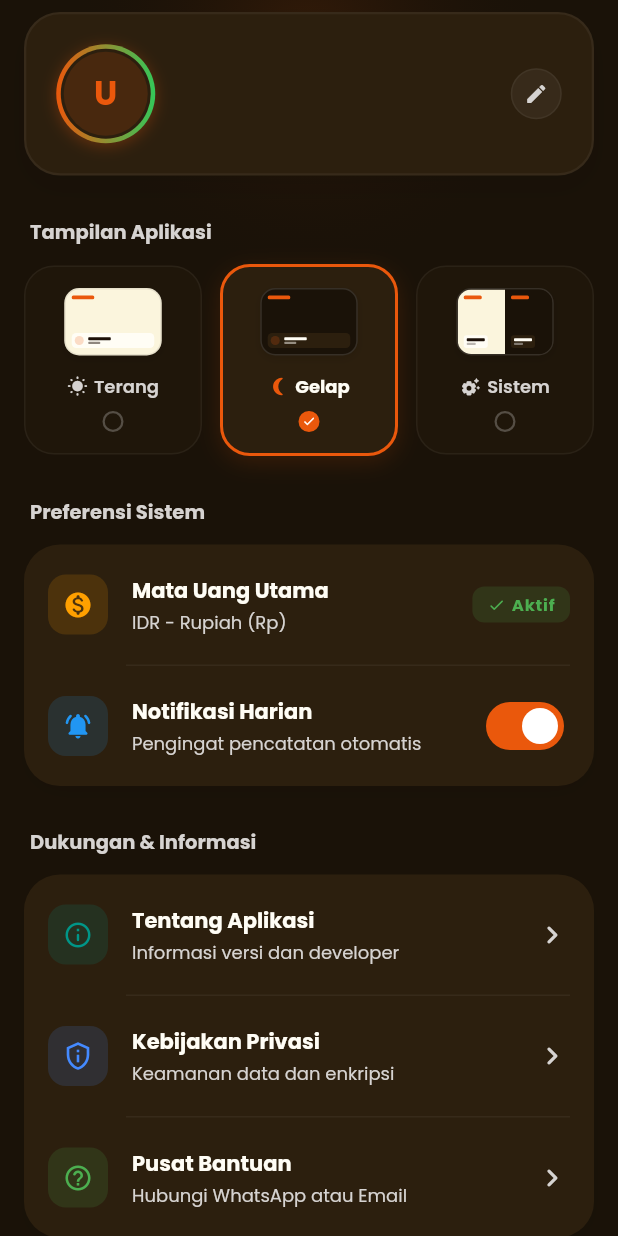
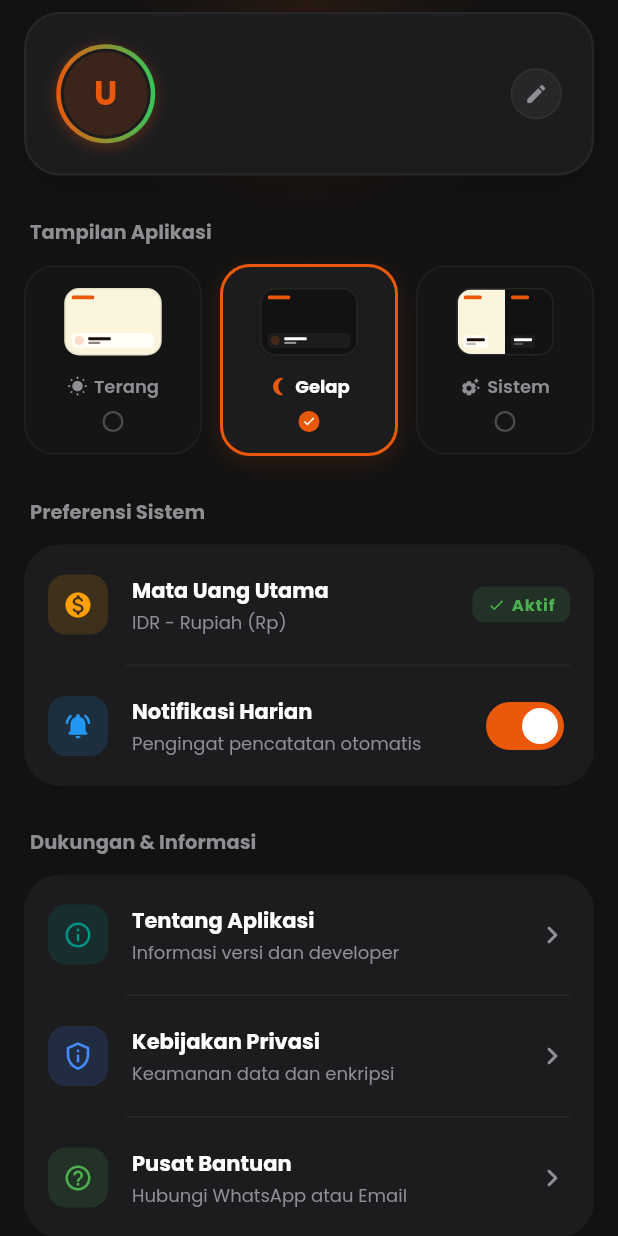
Before and after one commit to Umam07/Uangku, a Flutter app: the SettingsScreen screen opened directly, after a tap on "Terang", after a tap on "Gelap", on a phone screen of 412 x 824 dp. Run offline on Flutter 3.47's test engine with Material 3 defaults, Android fonts, the phone set to English and light mode, and no system bars; our stand-ins replace fl_chart, google_fonts, image_picker, permission_handler, shared_preferences; missing offline and left inert: google_mlkit_text_recognition; accounts and stored records are empty.

Commit message:
style: update dark mode color scheme to comfortable iOS charcoal palette

```diff
--- a/lib/screens/login_screen.dart
+++ b/lib/screens/login_screen.dart
@@ -136,7 +136,7 @@ class _LoginScreenState extends State<LoginScreen> with SingleTickerProviderStat
                 colors: isDark
                     ? [
                         AppColors.backgroundDark,
-                        const Color(0xFF2E1A05),
+                        const Color(0xFF1E1E1E),
                       ]
                     : [
                         AppColors.background,
--- a/lib/screens/welcome_screen.dart
+++ b/lib/screens/welcome_screen.dart
@@ -375,7 +375,7 @@ class WelcomeScreen extends StatelessWidget {
                 colors: isDark
                     ? [
                         AppColors.backgroundDark,
-                        const Color(0xFF2E1A05),
+                        const Color(0xFF1E1E1E),
                       ]
                     : [
                         AppColors.background,
--- a/lib/theme/app_colors.dart
+++ b/lib/theme/app_colors.dart
@@ -18,10 +18,10 @@ class AppColors {
   static const Color warnOrange = Color(0xFFFF9500);
 
   // Dark Mode Colors
-  static const Color backgroundDark = Color(0xFF1A1208); // Dark Brown Background
-  static const Color surfaceDark = Color(0xFF2C1F0E);    // Card Dark Brown
-  static const Color textPrimaryDark = Color(0xFFFFFDF5); // Light Text for Dark Mode
-  static const Color textSecondaryDark = Color(0xFFD6D3D1); // Soft Grey Text for Dark Mode
+  static const Color backgroundDark = Color(0xFF121212); // Classic iOS Charcoal Background
+  static const Color surfaceDark = Color(0xFF1C1C1E);    // iOS Dark Grey Surface
+  static const Color textPrimaryDark = Color(0xFFFFFFFF); // Clean White Text for Dark Mode
+  static const Color textSecondaryDark = Color(0xFF8E8E93); // iOS System Grey for Dark Mode
 
   // Apple system status colors (dark)
   static const Color expenseRedDark = Color(0xFFFF453A);
```
